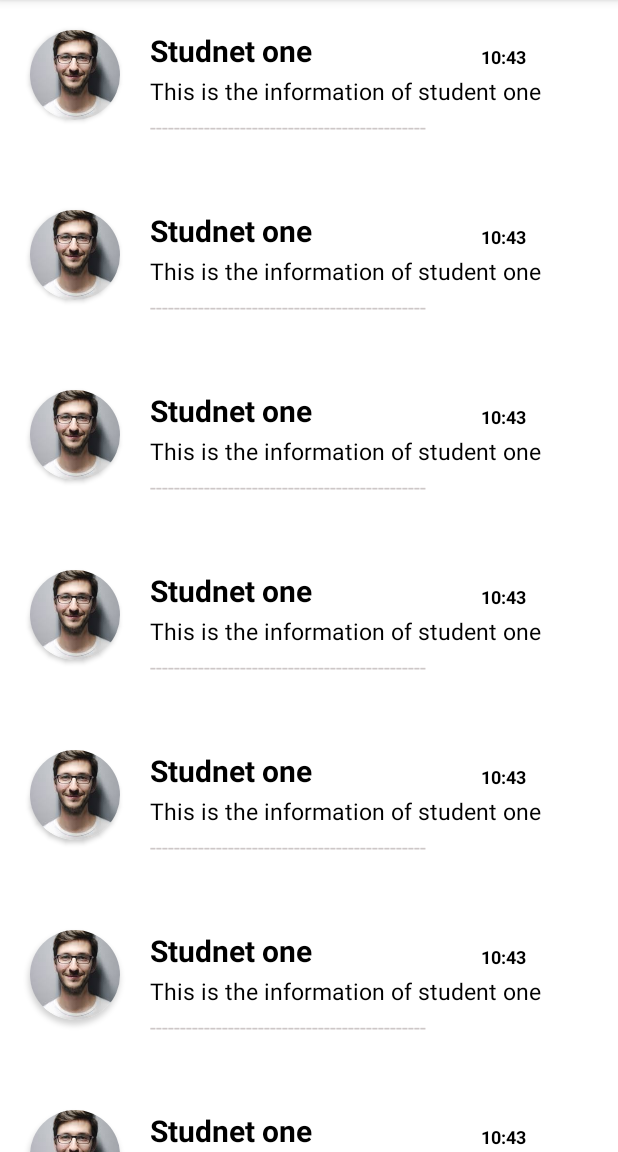
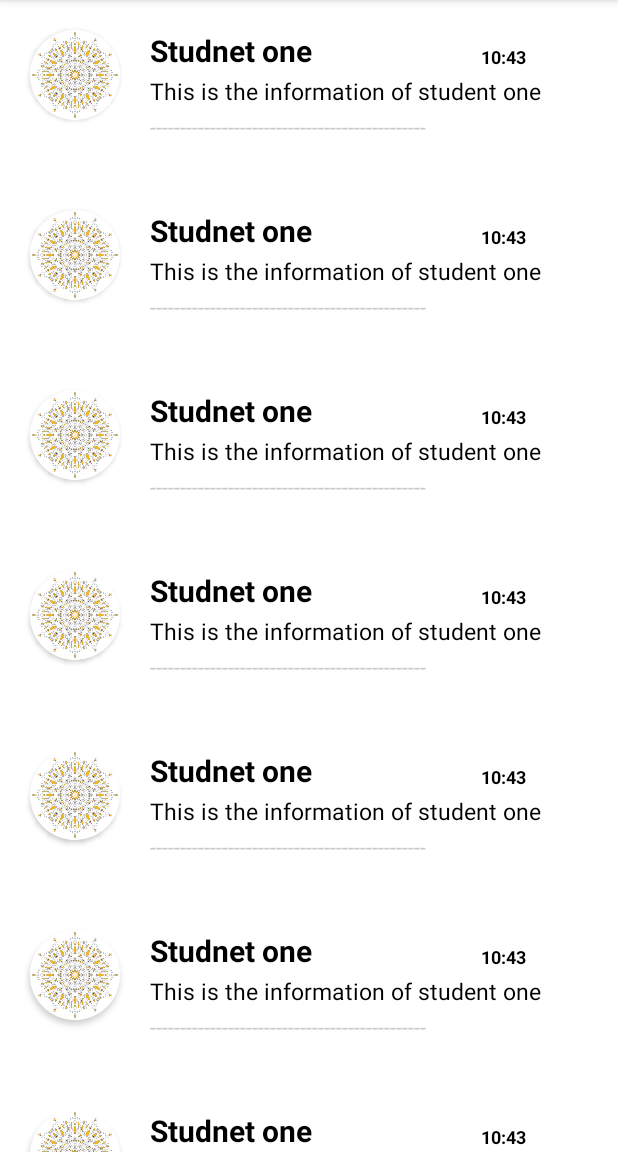
Before and after one commit to AAMNATARIQ/QuranApplicationFinalProject, an Android app: the d4 screen opened directly, with no data from a screen before it, on a phone screen of 412 x 824 dp, the part 84-1236 px from its top. Run offline under Robolectric (Android 15) with nearby library versions, the phone set to English and light mode, and no system bars.

Commit message:
design pic added for the recycler view in custom_layout

```diff
--- a/app/src/main/res/layout/custom_layout.xml
+++ b/app/src/main/res/layout/custom_layout.xml
@@ -21,7 +21,7 @@
                 android:layout_height="60dp"
                 android:scaleType="centerCrop"
                 android:id="@+id/imageview1"
-                android:src="@drawable/pic1">
+                android:src="@drawable/design">
             </ImageView>
         </androidx.cardview.widget.CardView>
         <TextView
```
Also changed, not shown: app/src/main/res/drawable-v24/design.jpg (added).
